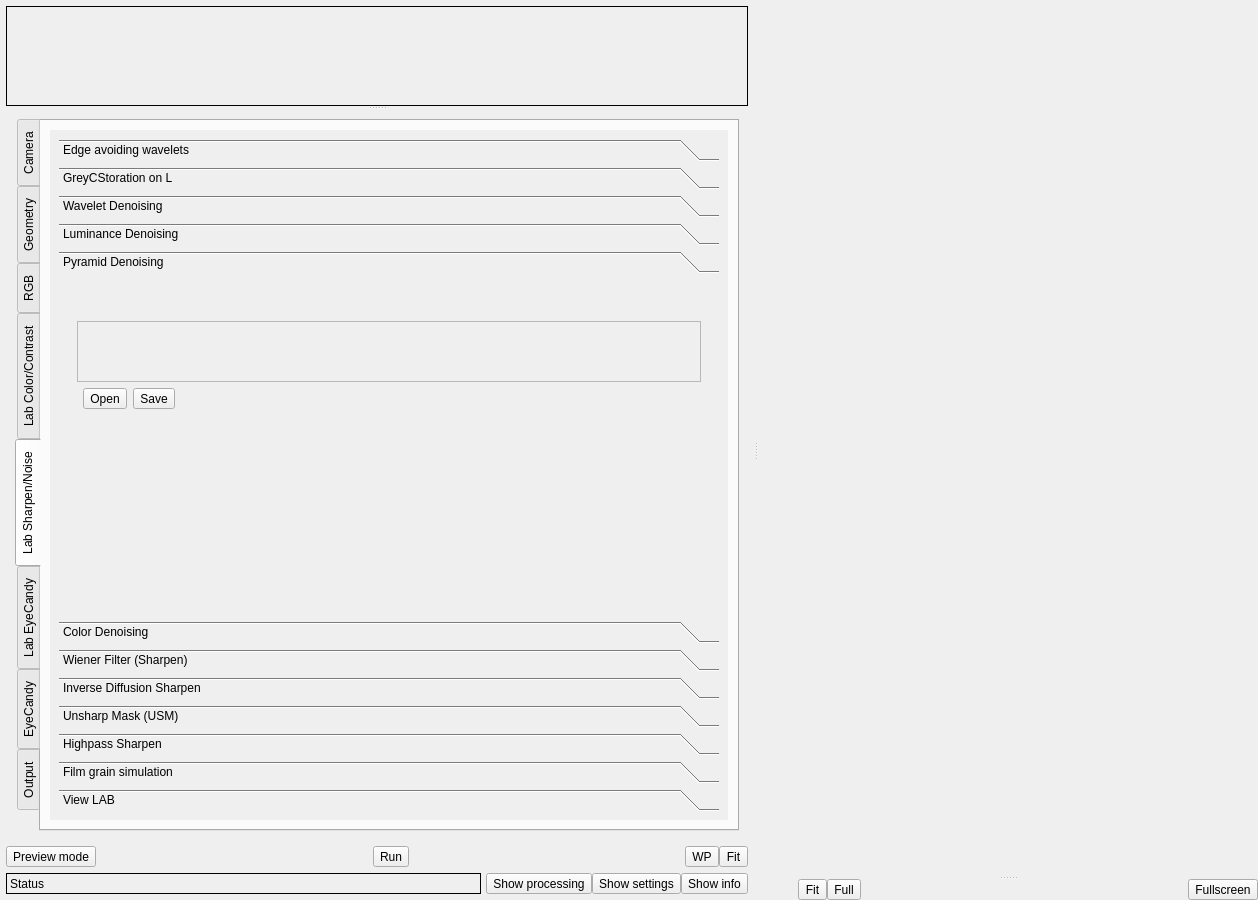
dzz007/photivo, file Sources/ptMainWindow.ui: the form before one commit.
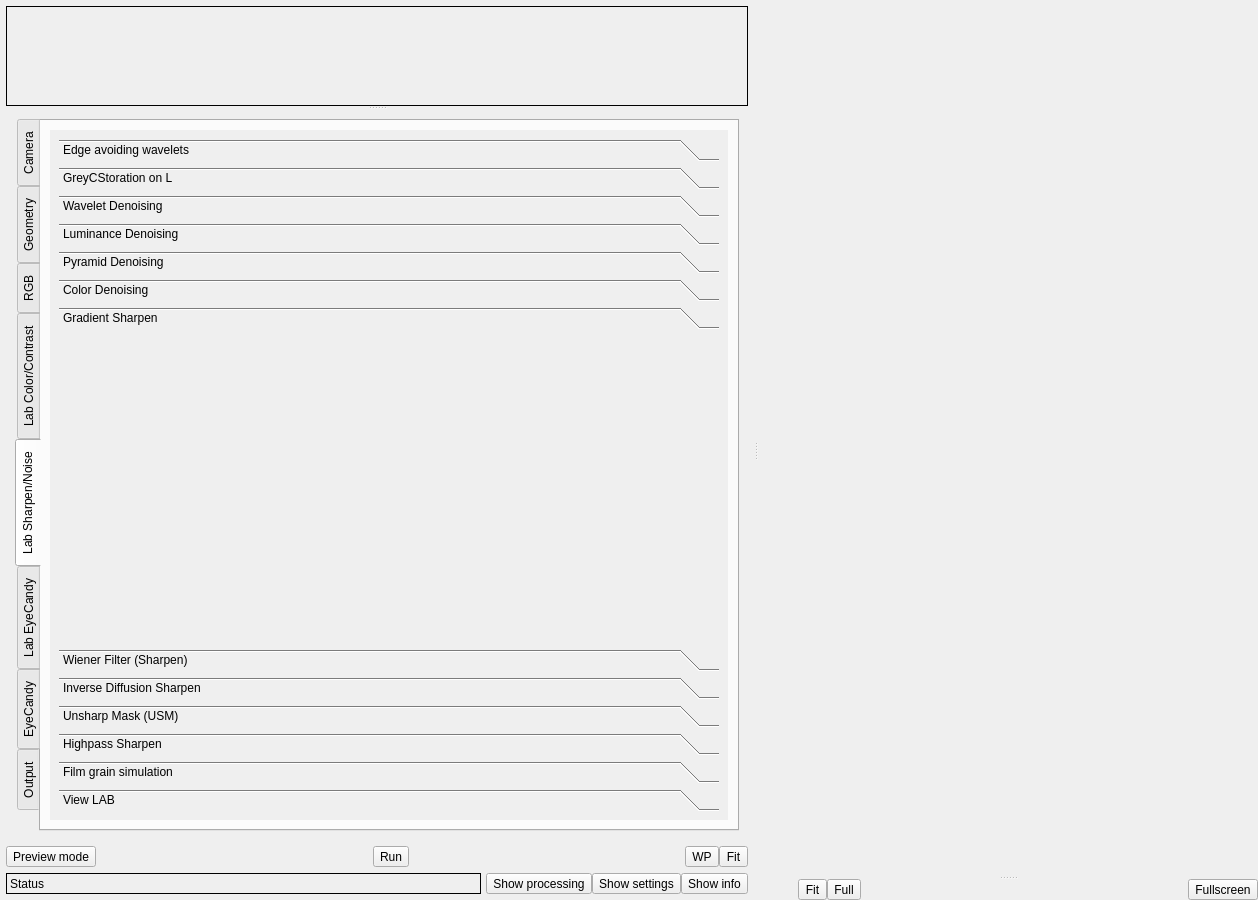
The form after the commit. Icons and pictures are not drawn.

Commit message: Gradient sharpen

The edit to the form file:
```diff
--- a/Sources/ptMainWindow.ui
+++ b/Sources/ptMainWindow.ui
@@ -3800,7 +3800,7 @@
                      <item>
                       <widget class="QToolBox" name="toolBox_4">
                        <property name="currentIndex">
-                        <number>4</number>
+                        <number>6</number>
                        </property>
                        <widget class="QWidget" name="TabLABEAW">
                         <property name="geometry">
@@ -4291,6 +4291,38 @@
                          </item>
                         </layout>
                        </widget>
+                       <widget class="QWidget" name="TabLABGradientSharpen">
+                        <attribute name="label">
+                         <string>Gradient Sharpen</string>
+                        </attribute>
+                        <layout class="QVBoxLayout" name="verticalLayout_214">
+                         <item>
+                          <widget class="QWidget" name="widget_127" native="true">
+                           <layout class="QVBoxLayout" name="verticalLayout_213">
+                            <item>
+                             <widget class="QWidget" name="GradientSharpenPassesWidget" native="true"/>
+                            </item>
+                            <item>
+                             <widget class="QWidget" name="GradientSharpenStrengthWidget" native="true"/>
+                            </item>
+                           </layout>
+                          </widget>
+                         </item>
+                         <item>
+                          <spacer name="verticalSpacer_111">
+                           <property name="orientation">
+                            <enum>Qt::Vertical</enum>
+                           </property>
+                           <property name="sizeHint" stdset="0">
+                            <size>
+                             <width>20</width>
+                             <height>192</height>
+                            </size>
+                           </property>
+                          </spacer>
+                         </item>
+                        </layout>
+                       </widget>
                        <widget class="QWidget" name="TabLABWiener">
                         <property name="geometry">
                          <rect>
```
Left out of the diff: 56 changed lines with no effect on the pictures. The commit also changes 6 other files.
